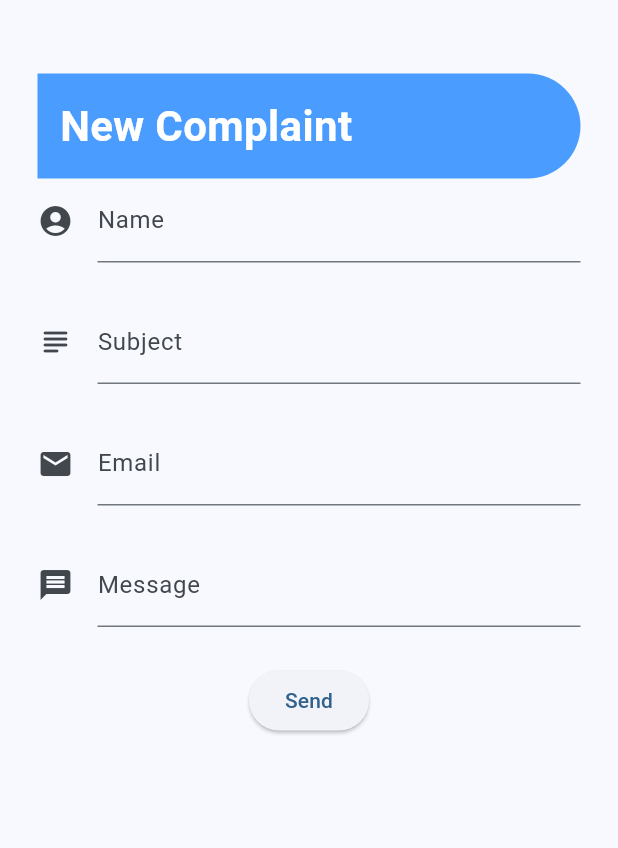
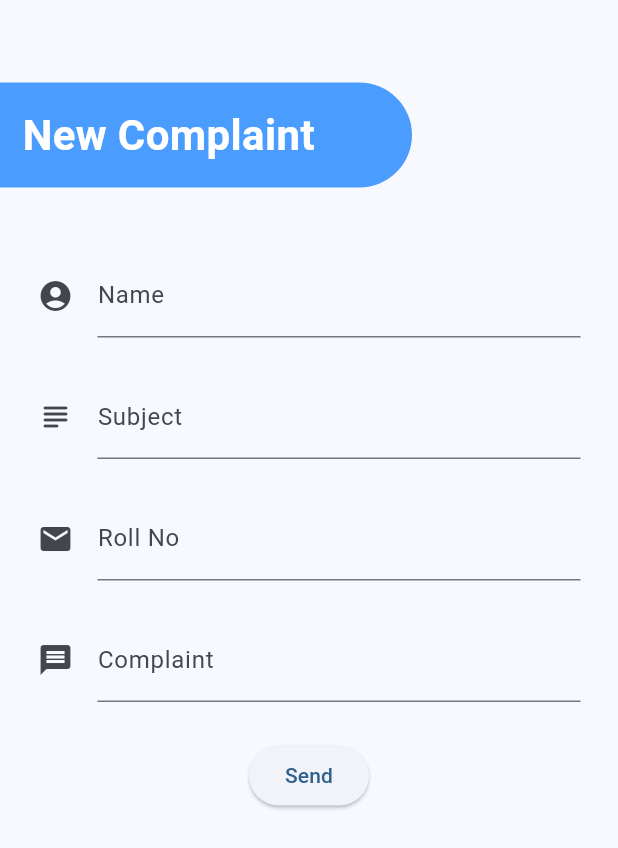
Before and after one commit to parthrevanwar/DormLink, a Flutter app: the NewComplaint screen opened directly, on a phone screen of 412 x 824 dp. Shown: the top 848 px of the screen. Run offline on Flutter 3.47's test engine with Material 2 defaults, Android fonts, the phone set to English and light mode, and no system bars; our stand-ins replace flutter_svg, google_fonts, google_nav_bar; missing offline and left inert: mailer.

Commit message:
new complaint

```diff
--- a/dorm_link/lib/main.dart
+++ b/dorm_link/lib/main.dart
@@ -111,7 +111,7 @@ class _MyHomePageState extends State<MyHomePage> {
                 //   Navigator.push(context,
                 //       MaterialPageRoute(builder: (context) => now_playing()));
                 // },
-                icon: Icons.search,
+                icon: Icons.sports_soccer_outlined,
                 text: 'Now Playing',
               ),
               GButton(
--- a/dorm_link/lib/new_complaint.dart
+++ b/dorm_link/lib/new_complaint.dart
@@ -45,13 +45,15 @@ class _NewComplaintState extends State<NewComplaint> {
       // appBar: AppBar(
       //   title: Text('New Complaint'),
       // ),
-      body: Padding(
-        padding: EdgeInsets.fromLTRB(25, 14, 25, 0),
-        child: Form(
+      body: SingleChildScrollView(
         child: Column(
           children: [
-              Padding(
-                padding: const EdgeInsets.only(top: 35.0),
+            Row(
+              children: [
+                Expanded(
+                  flex: 2,
+                  child: Padding(
+                    padding: const EdgeInsets.only(top: 55.0, bottom: 30),
                     child: Container(
                       alignment: Alignment.topLeft,
                       decoration: const BoxDecoration(
@@ -74,6 +76,18 @@ class _NewComplaintState extends State<NewComplaint> {
                       ),
                     ),
                   ),
+                ),
+                Expanded(
+                  flex: 1,
+                  child: SizedBox(),
+                )
+              ],
+            ),
+            Padding(
+              padding: EdgeInsets.fromLTRB(25, 14, 25, 0),
+              child: Form(
+                child: Column(
+                  children: [
                     TextFormField(
                       controller: nameController,
                       decoration: InputDecoration(
@@ -100,8 +114,8 @@ class _NewComplaintState extends State<NewComplaint> {
                       controller: emailController,
                       decoration: InputDecoration(
                         icon: const Icon(Icons.email),
-                  hintText: 'Email',
-                  labelText: 'Email',
+                        hintText: 'Roll No',
+                        labelText: 'Roll No',
                       ),
                     ),
                     SizedBox(
@@ -111,8 +125,8 @@ class _NewComplaintState extends State<NewComplaint> {
                       controller: messageController,
                       decoration: InputDecoration(
                         icon: const Icon(Icons.message),
-                  hintText: 'Message',
-                  labelText: 'Message',
+                        hintText: 'Complaint',
+                        labelText: 'Complaint',
                       ),
                     ),
                     SizedBox(
@@ -126,6 +140,9 @@ class _NewComplaintState extends State<NewComplaint> {
                 ),
               ),
             ),
+          ],
+        ),
+      ),
     );
   }
 }
--- a/dorm_link/lib/profilepage.dart
+++ b/dorm_link/lib/profilepage.dart
@@ -195,7 +195,7 @@ class ProfilePage extends StatelessWidget {
                 ),
               ),
               Expanded(
-                child: ElevatedButton(onPressed: null, child: Icon(Icons.call)),
+                child: Icon(Icons.call),
               ),
             ],
           ),
```
Lines whose indentation alone changed are shown as unchanged.
